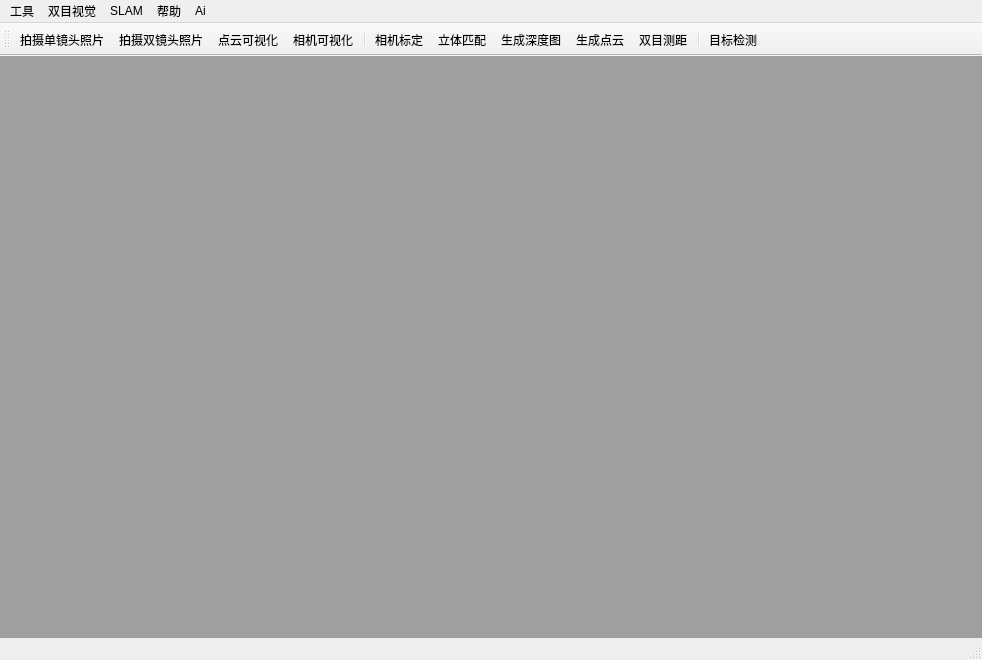
First picture: the form in src/Evision/Evision.ui, repository jiafeng5513/Evision, before the edit.
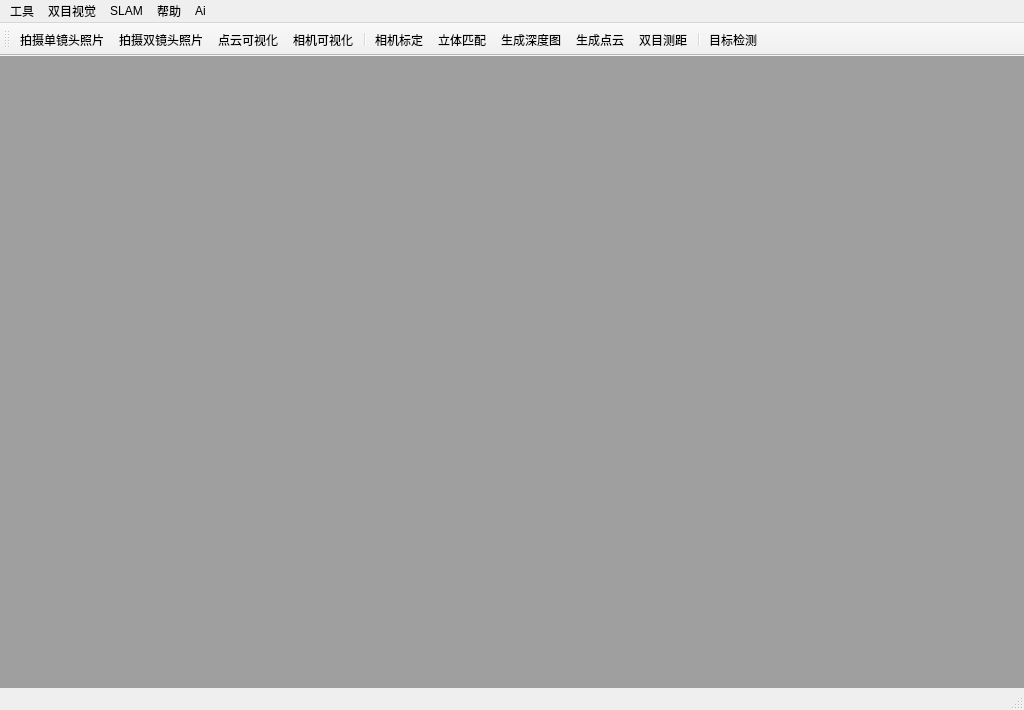
Second picture: the form after the edit. Icons and pictures are not drawn.

```diff
--- a/src/Evision/Evision.ui
+++ b/src/Evision/Evision.ui
@@ -6,8 +6,8 @@
    <rect>
     <x>0</x>
     <y>0</y>
-    <width>982</width>
-    <height>660</height>
+    <width>1024</width>
+    <height>710</height>
    </rect>
   </property>
   <property name="sizePolicy">
@@ -18,8 +18,8 @@
   </property>
   <property name="minimumSize">
    <size>
-    <width>0</width>
-    <height>0</height>
+    <width>1024</width>
+    <height>710</height>
    </size>
   </property>
   <property name="maximumSize">
@@ -66,7 +66,7 @@
     <rect>
      <x>0</x>
      <y>0</y>
-     <width>982</width>
+     <width>1024</width>
      <height>23</height>
     </rect>
    </property>
```
